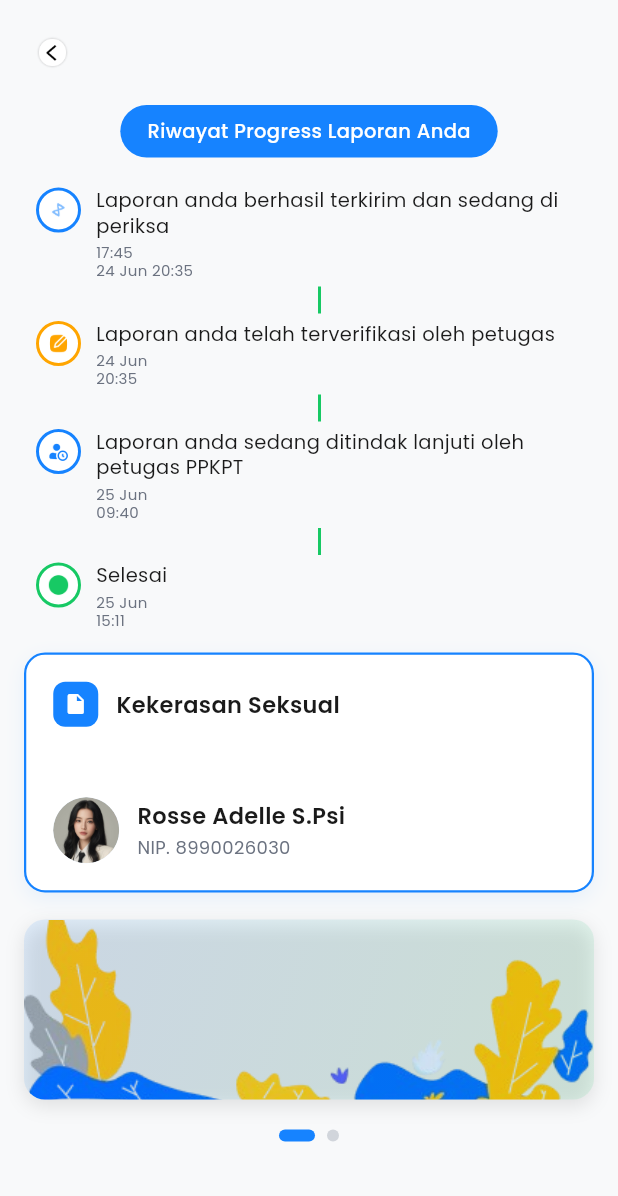
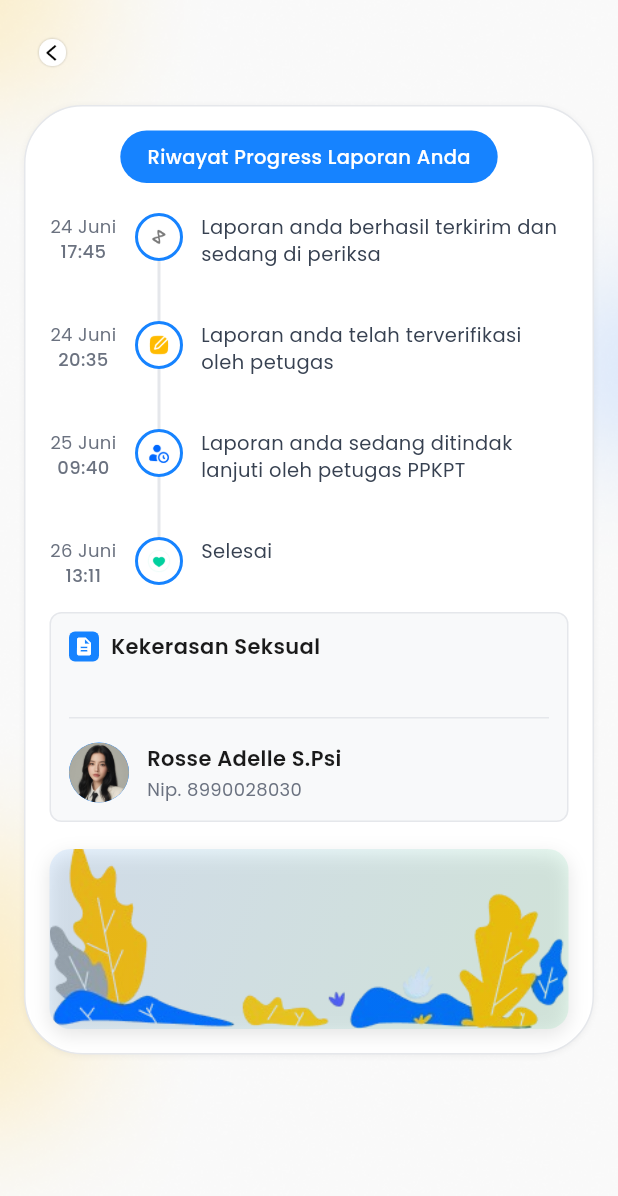
Before and after one commit to Arsieruuu/ppkpt_mobile, a Flutter app: the DetailReportSelesaiPage screen opened directly with empty values, on a phone screen of 412 x 824 dp. Shown: the top 1196 px of the screen. Run offline on Flutter 3.47's test engine with Material 3 defaults, Android fonts, the light colour scheme and no system bars.

Commit message:
update page riwayat

```diff
--- a/lib/pages/detail_report_selesai_page.dart
+++ b/lib/pages/detail_report_selesai_page.dart
@@ -11,39 +11,25 @@ class DetailReportSelesaiPage extends StatefulWidget {
 }
 
 class _DetailReportSelesaiPageState extends State<DetailReportSelesaiPage> {
-  late PageController _pageController;
-  int _currentPage = 0;
-
-  @override
-  void initState() {
-    super.initState();
-    _pageController = PageController();
-  }
-
-  @override
-  void dispose() {
-    _pageController.dispose();
-    super.dispose();
-  }
-
   @override
   Widget build(BuildContext context) {
     return Scaffold(
       backgroundColor: const Color(0xFFF8F9FA),
       body: SafeArea(
-        child: PageView(
-          controller: _pageController,
-          onPageChanged: (index) => setState(() => _currentPage = index),
-          children: [
-            _buildDetailPage(),
-            _buildLogMoodPage(),
-          ],
-        ),
+        child: _buildDetailPage(),
       ),
     );
   }
+
   Widget _buildDetailPage() {
-    return Column(
+    return Container(
+      decoration: const BoxDecoration(
+        image: DecorationImage(
+          image: AssetImage('assets/images/backgrounds/background2.png'),
+          fit: BoxFit.cover,
+        ),
+      ),
+      child: Column(
         children: [
           // Header
           Container(
@@ -89,9 +75,29 @@ class _DetailReportSelesaiPageState extends State<DetailReportSelesaiPage> {
             ),
           ),
 
+          // Card wrapper from blue badge to illustration
+          Container(
+            margin: const EdgeInsets.symmetric(horizontal: 16),
+            padding: const EdgeInsets.all(16),
+            decoration: BoxDecoration(
+              color: Colors.white,
+              borderRadius: BorderRadius.circular(39),
+              border: Border.all(
+                color: const Color(0xFFE5E7EB),
+                width: 1,
+              ),
+              boxShadow: [
+                BoxShadow(
+                  color: Colors.black.withOpacity(0.05),
+                  offset: const Offset(0, 1),
+                  blurRadius: 3,
+                ),
+              ],
+            ),
+            child: Column(
+              children: [
                 // Blue Header Badge
                 Container(
-          margin: const EdgeInsets.symmetric(horizontal: 16),
                   padding: const EdgeInsets.symmetric(horizontal: 18, vertical: 8),
                   decoration: BoxDecoration(
                     color: const Color(0xFF1683FF),
@@ -119,252 +125,199 @@ class _DetailReportSelesaiPageState extends State<DetailReportSelesaiPage> {
 
                 const SizedBox(height: 18),
 
-        // Illustration (outside card)
+                // Illustration
                 _buildIllustrationSection(),
-
-        const SizedBox(height: 20),
-
-        // Dot Indicator
-        _buildDotIndicators(),
+              ],
+            ),
+          ),
 
           const SizedBox(height: 20),
         ],
-    );
-  }
-
-  Widget _buildDotIndicators() {
-    return Row(
-      mainAxisAlignment: MainAxisAlignment.center,
-      children: [
-        _buildDotIndicator(0),
-        const SizedBox(width: 8),
-        _buildDotIndicator(1),
-      ],
-    );
-  }
-
-  Widget _buildDotIndicator(int index) {
-    return Container(
-      width: _currentPage == index ? 24 : 8,
-      height: 8,
-      decoration: BoxDecoration(
-        color: _currentPage == index ? const Color(0xFF1683FF) : const Color(0xFFD1D5DB),
-        borderRadius: BorderRadius.circular(4),
       ),
     );
   }
 
   Widget _buildTimeline() {
-    return Container(
-      padding: const EdgeInsets.symmetric(horizontal: 24),
-      child: Column(
+    return Column(
         children: [
           _buildTimelineItem(
+            date: '24 Juni',
+            time: '17:45',
+            title: 'Laporan anda berhasil terkirim dan sedang di periksa',
             icon: 'ic_loading',
-            title: 'Laporan anda berhasil terkirim dan sedang di periksa',
-            time: '17:45',
-            date: '24 Jun 20:35',
-            isActive: true,
-            color: const Color(0xFF1683FF),
+            isLast: false,
           ),
-          _buildTimelineConnector(),
           _buildTimelineItem(
+            date: '24 Juni',
+            time: '20:35',
+            title: 'Laporan anda telah terverifikasi oleh petugas',
             icon: 'ic_verif',
-            title: 'Laporan anda telah terverifikasi oleh petugas',
-            time: '24 Jun',
-            date: '20:35',
-            isActive: true,
-            color: const Color(0xFFFFA500),
+            isLast: false,
           ),
-          _buildTimelineConnector(),
           _buildTimelineItem(
+            date: '25 Juni',
+            time: '09:40',
+            title: 'Laporan anda sedang ditindak lanjuti oleh petugas PPKPT',
             icon: 'ic_progress',
-            title: 'Laporan anda sedang ditindak lanjuti oleh petugas PPKPT',
-            time: '25 Jun',
-            date: '09:40',
-            isActive: true,
-            color: const Color(0xFF1683FF),
+            isLast: false,
           ),
-          _buildTimelineConnector(),
           _buildTimelineItem(
+            date: '26 Juni',
+            time: '13:11',
+            title: 'Selesai',
             icon: 'ic_done',
-            title: 'Selesai',
-            time: '25 Jun',
-            date: '15:11',
-            isActive: true,
-            color: const Color(0xFF17C964),
+            isLast: true,
           ),
         ],
-      ),
       );
   }
 
   Widget _buildTimelineItem({
+    required String date,
+    required String time,
+    required String title,
     required String icon,
-    required String title,
-    required String time,
-    required String date,
-    required bool isActive,
-    required Color color,
+    required bool isLast,
   }) {
     return Row(
       crossAxisAlignment: CrossAxisAlignment.start,
       children: [
+        // Left side - Date and Time
+        SizedBox(
+          width: 45,
+          child: Column(
+            crossAxisAlignment: CrossAxisAlignment.center,
+            children: [
+              Text(
+                date,
+                style: const TextStyle(
+                  fontSize: 12,
+                  color: Color(0xFF6B7280),
+                ),
+              ),
+              Text(
+                time,
+                style: const TextStyle(
+                  fontSize: 12,
+                  color: Color(0xFF6B7280),
+                  fontWeight: FontWeight.w500,
+                ),
+              ),
+            ],
+          ),
+        ),
+
+        const SizedBox(width: 12),
+
+        // Timeline line and icon
         Column(
           children: [
             Container(
-              width: 30,
-              height: 30,
+              width: 32,
+              height: 32,
               decoration: BoxDecoration(
                 color: Colors.white,
                 shape: BoxShape.circle,
                 border: Border.all(
-                  color: isActive ? color : const Color(0xFFE5E7EB),
+                  color: const Color(0xFF1683FF),
                   width: 2,
                 ),
               ),
               child: Center(
                 child: Image.asset(
                   'assets/icons/$icon.png',
-                  width: 15,
-                  height: 15,
-                  color: isActive ? color : const Color(0xFFE5E7EB),
+                  width: 16,
+                  height: 16,
                 ),
               ),
             ),
+            if (!isLast)
+              Container(
+                width: 2,
+                height: 40,
+                color: const Color(0xFFE5E7EB),
+              ),
           ],
         ),
-        const SizedBox(width: 10),
+
+        const SizedBox(width: 12),
+
+        // Content
         Expanded(
-          child: Column(
-            crossAxisAlignment: CrossAxisAlignment.start,
-            children: [
-              Text(
+          child: Container(
+            padding: EdgeInsets.only(bottom: isLast ? 0 : 24),
+            child: Text(
               title,
-                style: TextStyle(
+              style: const TextStyle(
                 fontSize: 13,
-                  color: isActive ? const Color(0xFF1A1A1A) : const Color(0xFF9CA3AF),
-                  fontWeight: FontWeight.w400,
-                  height: 1.3,
+                color: Color(0xFF374151),
+                height: 1.4,
               ),
             ),
-              const SizedBox(height: 3),
-              Text(
-                '$time\n$date',
-                style: TextStyle(
-                  fontSize: 10,
-                  color: isActive ? const Color(0xFF6B7280) : const Color(0xFF9CA3AF),
-                  fontWeight: FontWeight.w400,
-                  height: 1.2,
-                ),
-              ),
-            ],
           ),
         ),
       ],
     );
   }
 
-  Widget _buildTimelineConnector() {
-    return Container(
-      margin: const EdgeInsets.only(left: 14, top: 5, bottom: 5),
-      width: 2,
-      height: 18,
-      color: const Color(0xFF17C964),
-    );
-  }
-
   Widget _buildPsikologCard() {
     return Container(
-      margin: const EdgeInsets.symmetric(horizontal: 16),
-      padding: const EdgeInsets.all(18),
       decoration: BoxDecoration(
-        color: Colors.white,
-        borderRadius: BorderRadius.circular(14),
-        border: Border.all(color: const Color(0xFF1683FF), width: 1.5),
-        boxShadow: [
-          BoxShadow(
-            color: const Color(0xFF1683FF).withOpacity(0.08),
-            offset: const Offset(0, 4),
-            blurRadius: 10,
+        color: const Color(0xFFF8F9FA),
+        borderRadius: BorderRadius.circular(8),
+        border: Border.all(
+          color: const Color(0xFFE5E7EB),
+          width: 1,
         ),
-        ],
       ),
+      child: Padding(
+        padding: const EdgeInsets.all(12),
         child: Column(
+          crossAxisAlignment: CrossAxisAlignment.start,
           children: [
-          // Header with icon and title
             Row(
               children: [
                 Container(
-                padding: const EdgeInsets.all(7),
+                  width: 20,
+                  height: 20,
                   decoration: BoxDecoration(
                     color: const Color(0xFF1683FF),
-                  borderRadius: BorderRadius.circular(8),
+                    borderRadius: BorderRadius.circular(4),
                   ),
                   child: const Icon(
-                  Icons.insert_drive_file,
+                    Icons.description,
+                    size: 14,
                     color: Colors.white,
-                  size: 16,
                   ),
                 ),
-              const SizedBox(width: 12),
-              const Expanded(
-                child: Text(
+                const SizedBox(width: 8),
+                const Text(
                   'Kekerasan Seksual',
                   style: TextStyle(
-                    fontSize: 15,
+                    fontSize: 14,
                     fontWeight: FontWeight.w600,
                     color: Color(0xFF1A1A1A),
                   ),
                 ),
-              ),
               ],
             ),
-
-          const SizedBox(height: 14),
-
-          // ID
-          Align(
-            alignment: Alignment.centerLeft,
-            child: Text(
+            const SizedBox(height: 4),
+            Text(
               widget.report.id,
-              style: const TextStyle(
-                fontSize: 13,
-                color: Color(0xFF1683FF),
+              style: TextStyle(
+                fontSize: 12,
+                color: const Color(0xFF1683FF),
                 fontWeight: FontWeight.w500,
               ),
             ),
-          ),
-
-          const SizedBox(height: 14),
-
-          // Psychologist info
+            const SizedBox(height: 16),
+            const Divider(height: 1, color: Color(0xFFE5E7EB)),
+            const SizedBox(height: 16),
             Row(
               children: [
-              // Profile image placeholder
-              Container(
-                width: 44,
-                height: 44,
-                decoration: BoxDecoration(
-                  color: const Color(0xFFE6F2FF),
-                  borderRadius: BorderRadius.circular(22),
-                ),
-                child: ClipRRect(
-                  borderRadius: BorderRadius.circular(22),
-                  child: Image.asset(
-                    'assets/images/profile/profile.png',
-                    width: 44,
-                    height: 44,
-                    fit: BoxFit.cover,
-                    errorBuilder: (context, error, stackTrace) {
-                      return const Icon(
-                        Icons.person,
-                        color: Color(0xFF1683FF),
-                        size: 26,
-                      );
-                    },
-                  ),
-                ),
+                CircleAvatar(
+                  radius: 20,
+                  backgroundImage: const AssetImage('assets/images/profile/profile.png'),
                 ),
                 const SizedBox(width: 12),
                 const Expanded(
@@ -374,14 +327,14 @@ class _DetailReportSelesaiPageState extends State<DetailReportSelesaiPage> {
                       Text(
                         'Rosse Adelle S.Psi',
                         style: TextStyle(
-                        fontSize: 15,
+                          fontSize: 14,
                           fontWeight: FontWeight.w600,
                           color: Color(0xFF1A1A1A),
                         ),
                       ),
                       SizedBox(height: 2),
                       Text(
-                      'NIP. 8990026030',
+                        'Nip. 8990028030',
                         style: TextStyle(
                           fontSize: 12,
                           color: Color(0xFF6B7280),
@@ -394,111 +347,12 @@ class _DetailReportSelesaiPageState extends State<DetailReportSelesaiPage> {
             ),
           ],
         ),
-    );
-  }
-
-  Widget _buildLogMoodPage() {
-    return Column(
-      children: [
-        // Header
-        Container(
-          padding: const EdgeInsets.symmetric(horizontal: 16, vertical: 12),
-          child: Row(
-            children: [
-              GestureDetector(
-                onTap: () => Navigator.pop(context),
-                child: Container(
-                  padding: const EdgeInsets.all(8),
-                  child: Image.asset(
-                    'assets/icons/back.png',
-                    width: 22,
-                    height: 22,
       ),
-                ),
-              ),
-              const Expanded(
-                child: Text(
-                  'Log Mood',
-                  textAlign: TextAlign.center,
-                  style: TextStyle(
-                    fontSize: 17,
-                    fontWeight: FontWeight.w600,
-                    color: Color(0xFF1A1A1A),
-                  ),
-                ),
-              ),
-              const SizedBox(width: 46),
-            ],
-          ),
-        ),
-
-        const SizedBox(height: 80),
-
-        // Card with Emoji and Message
-        Container(
-          margin: const EdgeInsets.symmetric(horizontal: 24),
-          padding: const EdgeInsets.all(24),
-          decoration: BoxDecoration(
-            color: Colors.white,
-            borderRadius: BorderRadius.circular(16),
-            boxShadow: [
-              BoxShadow(
-                color: Colors.black.withOpacity(0.08),
-                offset: const Offset(0, 4),
-                blurRadius: 20,
-                spreadRadius: 0,
-              ),
-            ],
-          ),
-          child: Column(
-            children: [
-              // Emoji Mood
-              Container(
-                width: 160,
-                height: 160,
-                decoration: const BoxDecoration(
-                  shape: BoxShape.circle,
-                ),
-                child: Image.asset(
-                  'assets/images/illustrations/logmood_smile.png',
-                  fit: BoxFit.contain,
-                ),
-              ),
-
-              const SizedBox(height: 24),
-
-              // Message
-              const Text(
-                'Saya sangat lega setelah kasus ini selesai, terimakasih satgas ppkpt polinela',
-                textAlign: TextAlign.center,
-                style: TextStyle(
-                  fontSize: 16,
-                  color: Color(0xFF6B7280),
-                  height: 1.5,
-                ),
-              ),
-            ],
-          ),
-        ),
-
-        const SizedBox(height: 40),
-
-        // Illustration
-        _buildIllustrationSection(),
-
-        const SizedBox(height: 20),
-
-        // Dot Indicator
-        _buildDotIndicators(),
-
-        const SizedBox(height: 20),
-      ],
     );
   }
 
   Widget _buildIllustrationSection() {
     return Container(
-      margin: const EdgeInsets.symmetric(horizontal: 16),
       height: 120,
       decoration: BoxDecoration(
         borderRadius: BorderRadius.circular(14),
--- a/lib/pages/riwayat_page.dart
+++ b/lib/pages/riwayat_page.dart
@@ -54,7 +54,14 @@ class _RiwayatPageState extends State<RiwayatPage> {
           ),
         ),
       ),
-      body: Column(
+      body: Container(
+        decoration: const BoxDecoration(
+          image: DecorationImage(
+            image: AssetImage('assets/images/backgrounds/background_page.png'),
+            fit: BoxFit.cover,
+          ),
+        ),
+        child: Column(
         children: [
           // Segmented Control
           Container(
@@ -88,6 +95,7 @@ class _RiwayatPageState extends State<RiwayatPage> {
                       ),
           ),
         ],
+        ),
       ),
     );
   }
```
Also changed, not shown: assets/images/backgrounds/background2.png (added), assets/images/elements/cw_detailreport.png (added). Lines whose indentation alone changed are shown as unchanged.
